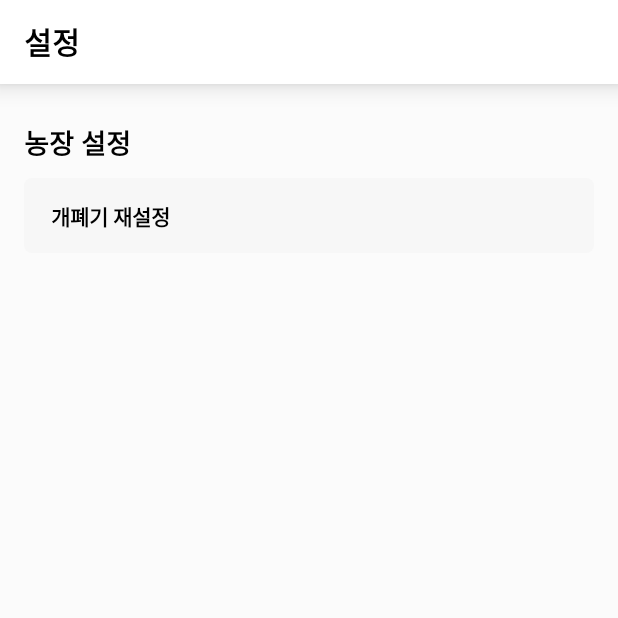
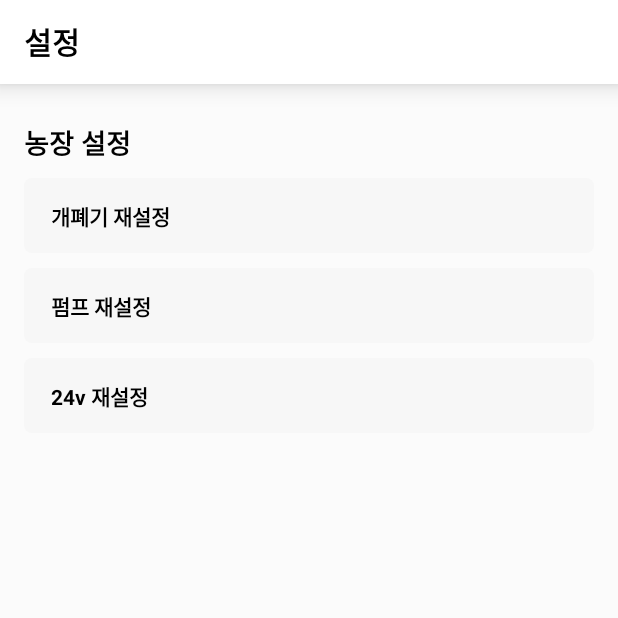
Before and after one commit to SmartFarm2/Android, an Android app: the SettingActivity screen opened directly, with no data from a screen before it, on a phone screen of 412 x 824 dp, the top half of it. Run offline under Robolectric (Android 15) with nearby library versions, the phone set to English and light mode, and no system bars; our stand-ins replace data binding.

Commit message:
[UPDATE] All

```diff
--- a/app/src/main/java/com/smartfarm/myapplication/view/SetDoorActivity.kt
+++ b/app/src/main/java/com/smartfarm/myapplication/view/SetDoorActivity.kt
@@ -37,7 +37,7 @@ class SetDoorActivity : AppCompatActivity() {
             CoroutineScope(Dispatchers.Main).launch {
                 if(it[0] == check) {
                     Toast.makeText(this@SetDoorActivity, "설정이 완료되었습니다.", Toast.LENGTH_SHORT).show()
-                    startActivity(Intent(this@SetDoorActivity, SetTimeActivity::class.java))
+                    startActivity(Intent(this@SetDoorActivity, SetVoltActivity::class.java))
                     finish()
                 }else{
                     Toast.makeText(this@SetDoorActivity, "설정에 실패하였습니다..", Toast.LENGTH_SHORT).show()
--- a/app/src/main/java/com/smartfarm/myapplication/view/SetNameActivity.kt
+++ b/app/src/main/java/com/smartfarm/myapplication/view/SetNameActivity.kt
@@ -34,7 +34,7 @@ class SetNameActivity : AppCompatActivity() {
             toasts.observe(this@SetNameActivity) {
                 it.getContentIfNotHandled()?.let {
                     if(it == Constants.NAME_VERIFY_KEY) {
-                        startActivity(Intent(this@SetNameActivity, SetDoorActivity::class.java))
+                        startActivity(Intent(this@SetNameActivity, SetTimeActivity::class.java))
                         finish()
                     }
                     else {
--- a/app/src/main/java/com/smartfarm/myapplication/view/SetTimeActivity.kt
+++ b/app/src/main/java/com/smartfarm/myapplication/view/SetTimeActivity.kt
@@ -28,11 +28,13 @@ class SetTimeActivity : AppCompatActivity() {
 
         Log.d("TAG", "생겨남")
 
+        var isFirst = intent.getStringExtra("door")
+
         manager.addEvent(Constants.SOCKET_START_DOOR){
             CoroutineScope(Dispatchers.Main).launch {
                 if(it[0] == binding.setTimeStartHour.text.toString().toInt() * 100) {
                     if (MyApp.pref.startDoor == ""){
-                        startActivity(Intent(this@SetTimeActivity, SetVoltActivity::class.java))
+                        startActivity(Intent(this@SetTimeActivity, SetDoorActivity::class.java).putExtra("door", isFirst))
                         finish()
                     }else{
                         finish()
--- a/app/src/main/java/com/smartfarm/myapplication/view/SettingActivity.kt
+++ b/app/src/main/java/com/smartfarm/myapplication/view/SettingActivity.kt
@@ -19,7 +19,17 @@ class SettingActivity : AppCompatActivity() {
         binding = DataBindingUtil.setContentView(this@SettingActivity, R.layout.activity_setting)
 
         binding.doorTimeSetting.setOnClickListener {
-            startActivity(Intent(this, SetDoorActivity::class.java))
+            startActivity(Intent(this, SetTimeActivity::class.java).putExtra("door", "door"))
+            finish()
+        }
+
+        binding.pumpTimeSetting.setOnClickListener {
+            startActivity(Intent(this, SetPumpActivity::class.java))
+            finish()
+        }
+
+        binding.voltageTimeSetting.setOnClickListener {
+            startActivity(Intent(this, SetVoltActivity::class.java).putExtra("volt", "volt"))
             finish()
         }
 
--- a/app/src/main/res/layout/activity_setting.xml
+++ b/app/src/main/res/layout/activity_setting.xml
@@ -76,5 +76,69 @@
 
         </androidx.constraintlayout.widget.ConstraintLayout>
 
+        <androidx.constraintlayout.widget.ConstraintLayout
+            android:id="@+id/pumpTimeSetting"
+            android:layout_width="wrap_content"
+            android:layout_height="wrap_content"
+            android:layout_marginTop="10dp"
+            app:layout_constraintEnd_toEndOf="parent"
+            app:layout_constraintStart_toStartOf="parent"
+            app:layout_constraintTop_toBottomOf="@+id/doorTimeSetting">
+
+            <ImageView
+                android:layout_width="wrap_content"
+                android:layout_height="wrap_content"
+                android:contentDescription="@string/setting_box"
+                android:src="@drawable/setting_box"
+                app:layout_constraintBottom_toBottomOf="parent"
+                app:layout_constraintEnd_toEndOf="parent"
+                app:layout_constraintStart_toStartOf="parent"
+                app:layout_constraintTop_toTopOf="parent" />
+
+            <TextView
+                android:layout_width="wrap_content"
+                android:layout_height="wrap_content"
+                android:layout_marginStart="18dp"
+                android:text="@string/pump_set"
+                android:textColor="@color/black"
+                android:textStyle="bold"
+                app:layout_constraintBottom_toBottomOf="parent"
+                app:layout_constraintStart_toStartOf="parent"
+                app:layout_constraintTop_toTopOf="parent" />
+
+        </androidx.constraintlayout.widget.ConstraintLayout>
+
+        <androidx.constraintlayout.widget.ConstraintLayout
+            android:id="@+id/voltageTimeSetting"
+            android:layout_width="wrap_content"
+            android:layout_height="wrap_content"
+            android:layout_marginTop="10dp"
+            app:layout_constraintEnd_toEndOf="parent"
+            app:layout_constraintStart_toStartOf="parent"
+            app:layout_constraintTop_toBottomOf="@+id/pumpTimeSetting">
+
+            <ImageView
+                android:layout_width="wrap_content"
+                android:layout_height="wrap_content"
+                android:contentDescription="@string/setting_box"
+                android:src="@drawable/setting_box"
+                app:layout_constraintBottom_toBottomOf="parent"
+                app:layout_constraintEnd_toEndOf="parent"
+                app:layout_constraintStart_toStartOf="parent"
+                app:layout_constraintTop_toTopOf="parent" />
+
+            <TextView
+                android:layout_width="wrap_content"
+                android:layout_height="wrap_content"
+                android:layout_marginStart="18dp"
+                android:text="@string/voltage_set"
+                android:textColor="@color/black"
+                android:textStyle="bold"
+                app:layout_constraintBottom_toBottomOf="parent"
+                app:layout_constraintStart_toStartOf="parent"
+                app:layout_constraintTop_toTopOf="parent" />
+
+        </androidx.constraintlayout.widget.ConstraintLayout>
+
     </androidx.constraintlayout.widget.ConstraintLayout>
 </layout>
--- a/app/src/main/res/values/strings.xml
+++ b/app/src/main/res/values/strings.xml
@@ -38,6 +38,8 @@
     <string name="door_setting">개폐기 설정</string>
     <string name="door_setting_content">개폐기를 어떻게 설정할지 정해주세요.</string>
     <string name="door_set">개폐기 재설정</string>
+    <string name="pump_set">펌프 재설정</string>
+    <string name="voltage_set">24v 재설정</string>
     <string name="setting_title">설정</string>
     <string name="farm_Data">농장 설정</string>
     <string name="door_state_setting">농장 자동/수동 재설정</string>
```
